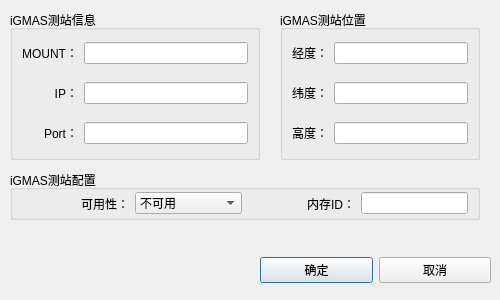
Above: widget/dialog/add_igmasstation_dialog.ui from yanghang8612/SMAMMainUI before the change. Below: the same form after it.
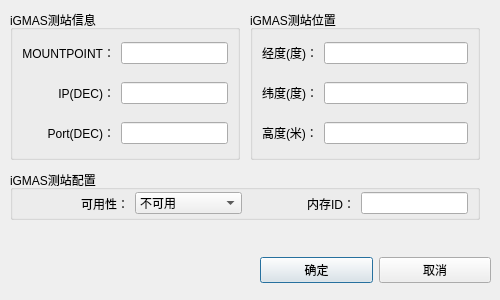
That is the form after the change.

```diff
--- a/widget/dialog/add_igmasstation_dialog.ui
+++ b/widget/dialog/add_igmasstation_dialog.ui
@@ -18,7 +18,7 @@
     <rect>
      <x>10</x>
      <y>10</y>
-     <width>250</width>
+     <width>230</width>
      <height>150</height>
     </rect>
    </property>
@@ -35,7 +35,7 @@
     <item row="0" column="0">
      <widget class="QLabel" name="label">
       <property name="text">
-       <string>MOUNT：</string>
+       <string>MOUNTPOINT：</string>
       </property>
       <property name="alignment">
        <set>Qt::AlignRight|Qt::AlignTrailing|Qt::AlignVCenter</set>
@@ -48,7 +48,7 @@
     <item row="1" column="0">
      <widget class="QLabel" name="label_2">
       <property name="text">
-       <string>IP：</string>
+       <string>IP(DEC)：</string>
       </property>
       <property name="alignment">
        <set>Qt::AlignRight|Qt::AlignTrailing|Qt::AlignVCenter</set>
@@ -61,7 +61,7 @@
     <item row="2" column="0">
      <widget class="QLabel" name="label_3">
       <property name="text">
-       <string>Port：</string>
+       <string>Port(DEC)：</string>
       </property>
       <property name="alignment">
        <set>Qt::AlignRight|Qt::AlignTrailing|Qt::AlignVCenter</set>
@@ -111,9 +111,9 @@
   <widget class="QGroupBox" name="groupBox">
    <property name="geometry">
     <rect>
-     <x>280</x>
+     <x>250</x>
      <y>10</y>
-     <width>200</width>
+     <width>230</width>
      <height>150</height>
     </rect>
    </property>
@@ -130,7 +130,7 @@
     <item row="0" column="0">
      <widget class="QLabel" name="label_4">
       <property name="text">
-       <string>经度：</string>
+       <string>经度(度)：</string>
       </property>
       <property name="alignment">
        <set>Qt::AlignRight|Qt::AlignTrailing|Qt::AlignVCenter</set>
@@ -143,7 +143,7 @@
     <item row="1" column="0">
      <widget class="QLabel" name="label_5">
       <property name="text">
-       <string>纬度：</string>
+       <string>纬度(度)：</string>
       </property>
       <property name="alignment">
        <set>Qt::AlignRight|Qt::AlignTrailing|Qt::AlignVCenter</set>
@@ -156,7 +156,7 @@
     <item row="2" column="0">
      <widget class="QLabel" name="label_6">
       <property name="text">
-       <string>高度：</string>
+       <string>高度(米)：</string>
       </property>
      </widget>
     </item>
```
